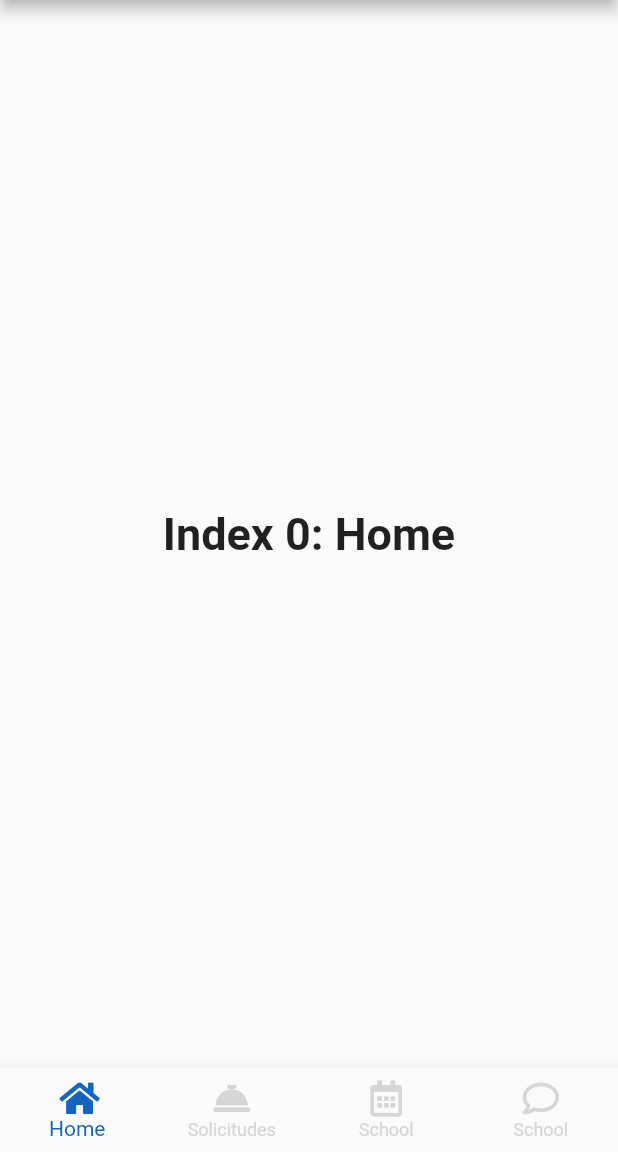
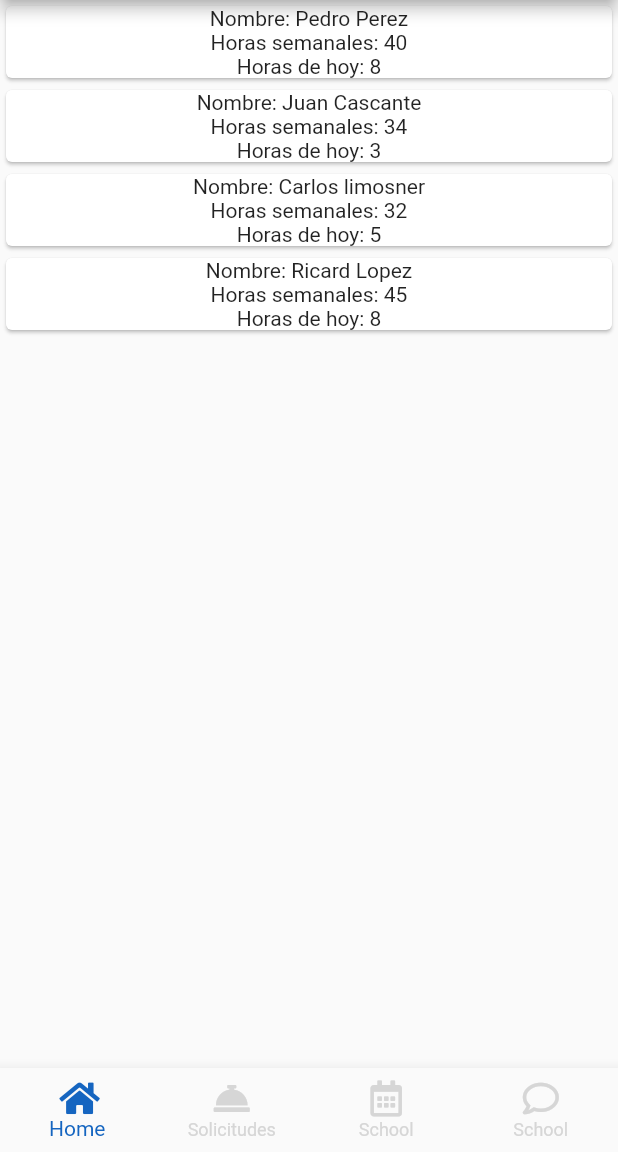
Before and after one commit to edrick27/fluttet-helloword, a Flutter app: the HomePage screen opened by its route, on a phone screen of 412 x 824 dp, the part 84-1236 px from its top. Run offline on Flutter 3.47's test engine with Material 2 defaults, Android fonts, the phone set to English and light mode, and no system bars; our stand-ins replace font_awesome_flutter.

Commit message:
add cardViews

```diff
--- a/lib/screens/home.dart
+++ b/lib/screens/home.dart
@@ -1,27 +1,25 @@
 import 'package:flutter/material.dart';
 import 'package:font_awesome_flutter/font_awesome_flutter.dart';
 
+class Person {
+  String id;
+  String name;
+  String hours_week;
+  String hours_day;
+  Person({this.id, this.name, this.hours_week, this.hours_day});
+}
+
 int _selectedIndex = 0;
+final List<Person> persons = [
+  new Person(id: "1", name: "Pedro Perez", hours_week: "40", hours_day: "8"),
+  new Person(id: "1", name: "Juan Cascante", hours_week: "34", hours_day: "3"),
+  new Person(
+      id: "1", name: "Carlos limosner", hours_week: "32", hours_day: "5"),
+  new Person(id: "1", name: "Ricard Lopez", hours_week: "45", hours_day: "8"),
+];
+
 const TextStyle optionStyle =
     TextStyle(fontSize: 30, fontWeight: FontWeight.bold);
-const List<Widget> _widgetOptions = <Widget>[
-  Text(
-    'Index 0: Home',
-    style: optionStyle,
-  ),
-  Text(
-    'Index 1: Business',
-    style: optionStyle,
-  ),
-  Text(
-    'Index 2: School',
-    style: optionStyle,
-  ),
-  Text(
-    'Index 3: dade',
-    style: optionStyle,
-  ),
-];
 
 class HomePage extends StatefulWidget {
   static String tag = 'home-page';
@@ -41,19 +39,52 @@ class _HomeState extends State<HomePage> {
     });
   }
 
+  void _modalBottomSheet(context) {
+    showModalBottomSheet(
+        context: context,
+        builder: (BuildContext bc) {
+          return Container(
+            child: new Wrap(
+              children: <Widget>[
+                new ListTile(
+                    leading: new Icon(Icons.music_note),
+                    title: new Text('Music'),
+                    onTap: () => {}),
+                new TextField(
+                  decoration: InputDecoration(
+                    border: InputBorder.none,
+                    hintText: 'Enter a search term'
+                  ),
+                )
+              ],
+            ),
+          );
+        });
+  }
+
   @override
   Widget build(BuildContext context) {
     return Scaffold(
       appBar: AppBar(
-        title: new Image.asset(
-          'assets/images/logo.png',
-          width: 190,
-          height: 30,
-          fit: BoxFit.cover
-        ),
+        title: new Image.asset('assets/images/logo.png',
+            width: 190, height: 30, fit: BoxFit.cover),
       ),
-      body: Center(
-        child: _widgetOptions.elementAt(_selectedIndex),
+      body: ListView.builder(
+        itemCount: persons.length,
+        itemBuilder: (context, position) {
+          return new GestureDetector(
+              child: Card(
+                child: Container(
+                    child: Column(children: [
+                  Text("Nombre: " + persons[position].name),
+                  Text("Horas semanales: " + persons[position].hours_week),
+                  Text("Horas de hoy: " + persons[position].hours_day)
+                ])),
+              ),
+              onTap: () {
+                _modalBottomSheet(context);
+              });
+        },
       ),
       bottomNavigationBar: BottomNavigationBar(
         items: const <BottomNavigationBarItem>[
--- a/lib/screens/login.dart
+++ b/lib/screens/login.dart
@@ -1,5 +1,6 @@
 import 'package:flutter/material.dart';
 import 'package:myapp/screens/home.dart';
+import '../services/login.service.dart';
 
 class LoginPage extends StatefulWidget {
   static String tag = 'login-page';
@@ -45,7 +46,8 @@ class _LoginPageState extends State<LoginPage> {
         shape: RoundedRectangleBorder(
           borderRadius: BorderRadius.circular(24),
         ),
-        onPressed: () {
+        onPressed: () async {
+          // LoginService.login();
           Navigator.of(context).pushNamedAndRemoveUntil(HomePage.tag, (Route<dynamic> route) => false);
         },
         padding: EdgeInsets.all(12),
--- a/pubspec.yaml
+++ b/pubspec.yaml
@@ -23,6 +23,7 @@ dependencies:
   # The following adds the Cupertino Icons font to your application.
   # Use with the CupertinoIcons class for iOS style icons.
   cupertino_icons: ^0.1.2
+  http: ^0.12.0+2
 
 dev_dependencies:
   flutter_test:
```
Also changed, not shown: lib/services/login.service.dart (added, +15 -0 lines), pubspec.lock.
